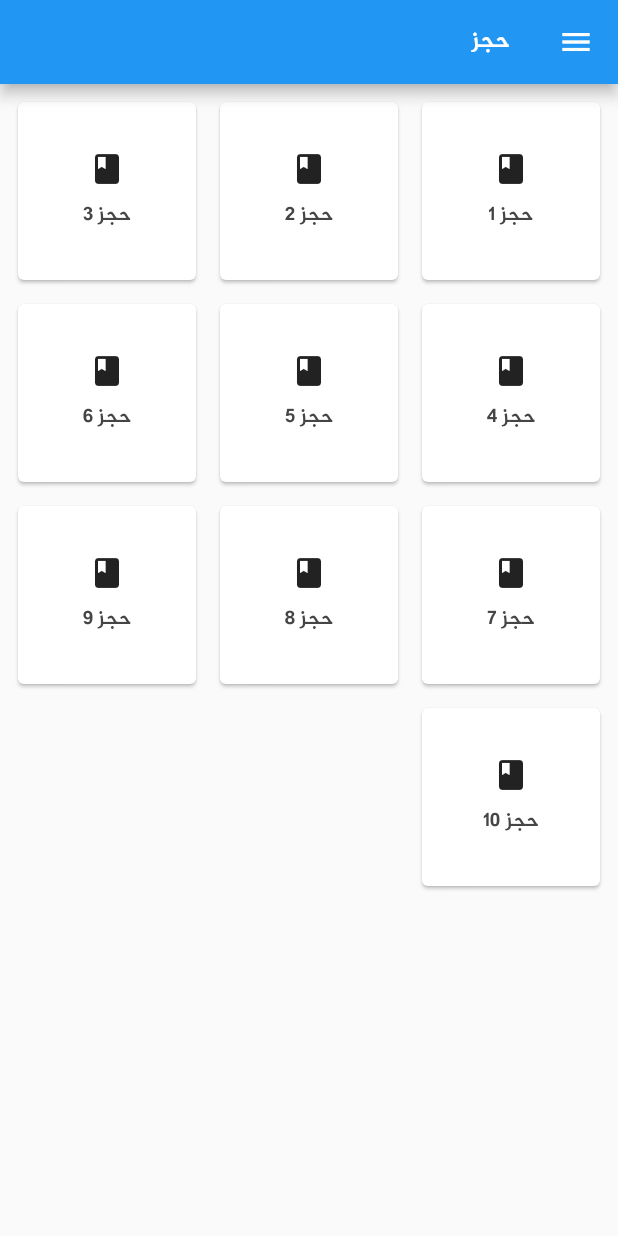
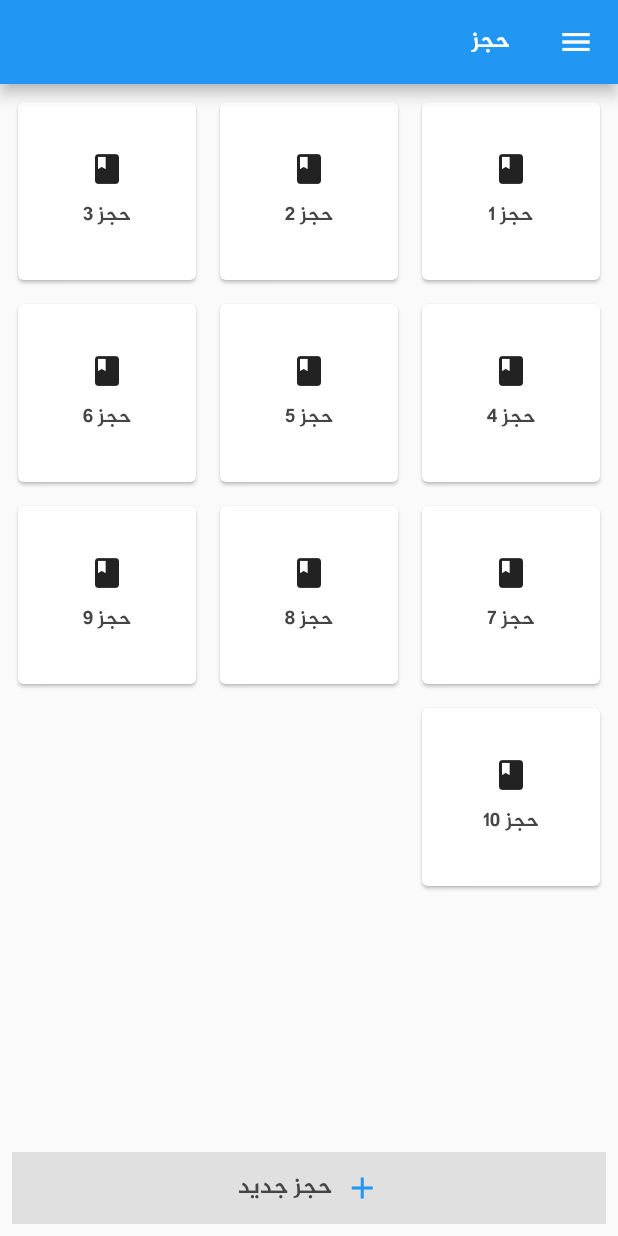
Before and after one commit to freejob985/cafeteria_ofline_sqllite, a Flutter app: the Bench screen opened by its route, tab 2 chosen, in the side drawer, after a tap on the "add" icon, on a phone screen of 412 x 824 dp. Run offline on Flutter 3.47's test engine with Material 2 defaults, Android fonts, the phone set to English and light mode, and no system bars; our stand-ins replace sqflite; accounts and stored records are empty.

Commit message:
اكمال وتطوير ملفات السيكول

```diff
--- a/lib/Custom_widget/MyDrawer.dart
+++ b/lib/Custom_widget/MyDrawer.dart
@@ -1,5 +1,3 @@
-import 'dart:js_util';
-
 import 'package:flutter/material.dart';
 
 class MyDrawer extends StatelessWidget {
@@ -33,8 +31,8 @@ class MyDrawer extends StatelessWidget {
               },
             ),
             Divider(
-              color: Colors.grey,
-              thickness: 2, // تغيير السمك حسب الحاجة
+              color: Color.fromARGB(255, 226, 225, 225),
+              thickness: 1, // تغيير السمك حسب الحاجة
             ),
             ListTile(
               title: Text(
@@ -47,8 +45,8 @@ class MyDrawer extends StatelessWidget {
               },
             ),
             Divider(
-              color: Colors.grey,
-              thickness: 2, // تغيير السمك حسب الحاجة
+              color: Color.fromARGB(255, 226, 225, 225),
+              thickness: 1, // تغيير السمك حسب الحاجة
             ),
             ListTile(
               title: Text(
@@ -61,8 +59,8 @@ class MyDrawer extends StatelessWidget {
               },
             ),
             Divider(
-              color: Colors.grey,
-              thickness: 2, // تغيير السمك حسب الحاجة
+              color: Color.fromARGB(255, 226, 225, 225),
+              thickness: 1, // تغيير السمك حسب الحاجة
             ),
             ListTile(
               title: Text(
@@ -75,8 +73,8 @@ class MyDrawer extends StatelessWidget {
               },
             ),
             Divider(
-              color: Colors.grey,
-              thickness: 2, // تغيير السمك حسب الحاجة
+              color: Color.fromARGB(255, 226, 225, 225),
+              thickness: 1, // تغيير السمك حسب الحاجة
             ),
             ListTile(
               title: Text(
@@ -89,8 +87,8 @@ class MyDrawer extends StatelessWidget {
               },
             ),
             Divider(
-              color: Colors.grey,
-              thickness: 2, // تغيير السمك حسب الحاجة
+              color: Color.fromARGB(255, 226, 225, 225),
+              thickness: 1, // تغيير السمك حسب الحاجة
             ),
             ListTile(
               title: Text(
@@ -103,8 +101,8 @@ class MyDrawer extends StatelessWidget {
               },
             ),
             Divider(
-              color: const Color.fromARGB(255, 0, 0, 0),
-              thickness: 2, // تغيير السمك حسب الحاجة
+              color: Color.fromARGB(255, 226, 225, 225),
+              thickness: 1, // تغيير السمك حسب الحاجة
             ),
             ListTile(
               title: Text(
--- /dev/null
+++ b/lib/Models/Cat.dart
@@ -0,0 +1,33 @@
+// ignore_for_file: public_member_api_docs, sort_constructors_first
+class Cat {
+  final int? id;
+  final String Category;
+  final String price;
+  final String ranking;
+  final String ty;
+  Cat({
+    this.id,
+    required this.Category,
+    required this.price,
+    required this.ranking,
+    required this.ty,
+  });
+
+  factory Cat.fromMap(Map<String, dynamic> json) => Cat(
+        id: json['id'],
+        Category: json['Category'],
+        price: json['price'],
+        ranking: json['ranking'],
+        ty: json['ty'],
+      );
+
+  Map<String, dynamic> toMap() {
+    return {
+      'id': id,
+      'Category': Category,
+      'price': price,
+      'ranking': ranking,
+      'ty': ty,
+    };
+  }
+}
--- /dev/null
+++ b/lib/Models/Worker.dart
@@ -0,0 +1,21 @@
+class Worker {
+  final int? id;
+  final String name;
+  final String price;
+
+  Worker({this.id, required this.name, required this.price});
+
+  factory Worker.fromMap(Map<String, dynamic> json) => Worker(
+        id: json['id'],
+        name: json['name'],
+        price: json['price'],
+      );
+
+  Map<String, dynamic> toMap() {
+    return {
+      'id': id,
+      'name': name,
+      'price': price,
+    };
+  }
+}
--- a/lib/Widget/Home.dart
+++ b/lib/Widget/Home.dart
@@ -1,4 +1,6 @@
 import 'package:cafeteria_ofline/Custom_widget/MyDrawer.dart';
+import 'package:cafeteria_ofline/Models/Cat.dart';
+import 'package:cafeteria_ofline/hellper/sqlhellper.dart';
 import 'package:flutter/material.dart';
 
 class Home extends StatefulWidget {
@@ -10,7 +12,7 @@ class Home extends StatefulWidget {
 
 class _HomeState extends State<Home> {
   double font = 10;
-
+  Sqlhellper sqlhellper = Sqlhellper();
   @override
   Widget build(BuildContext context) {
     return Directionality(
@@ -24,7 +26,10 @@ class _HomeState extends State<Home> {
         ),
         drawer: MyDrawer(),
         body: Padding(
-          padding: EdgeInsets.all(8.0),
+          padding: const EdgeInsets.all(8.0),
+          child: Column(
+            children: [
+              Expanded(
                 child: GridView.builder(
                   gridDelegate: SliverGridDelegateWithMaxCrossAxisExtent(
                     maxCrossAxisExtent: MediaQuery.of(context).size.width * 0.4,
@@ -43,7 +48,7 @@ class _HomeState extends State<Home> {
                             mainAxisAlignment: MainAxisAlignment.center,
                             children: [
                               Icon(Icons.book),
-                        SizedBox(height: 8),
+                              const SizedBox(height: 8),
                               Text(
                                 'حجز ${index + 1}',
                                 textAlign: TextAlign.center,
@@ -55,6 +60,19 @@ class _HomeState extends State<Home> {
                       ),
                     );
                   },
+                ),
+              ),
+              Container(
+                width: double.infinity,
+                color: Colors.grey[300],
+                child: TextButton.icon(
+                  onPressed: () async {},
+                  icon:
+                      Icon(Icons.add), // يمكن تغيير الرمز إلى الأيقونة المطلوبة
+                  label: Text('حجز جديد', style: TextStyle_(fontSize: 15)),
+                ),
+              ),
+            ],
           ),
         ),
       ),
--- a/pubspec.yaml
+++ b/pubspec.yaml
@@ -36,6 +36,7 @@ dependencies:
   cupertino_icons: ^1.0.2
   sqflite: ^2.3.0
   path_provider: ^2.1.1
+  provider: ^6.0.5
 
 dev_dependencies:
   flutter_test:
```
Also changed, not shown: lib/Models/Consumptions.dart (added, +21 -0 lines), lib/Models/item.dart (added, +21 -0 lines), lib/Models/seat.dart (added, +40 -0 lines), lib/hellper/database_helper.dart (+23 -12 lines), lib/hellper/sqlhellper.dart (+154 -11 lines), pubspec.lock. Lines whose indentation alone changed are shown as unchanged.
